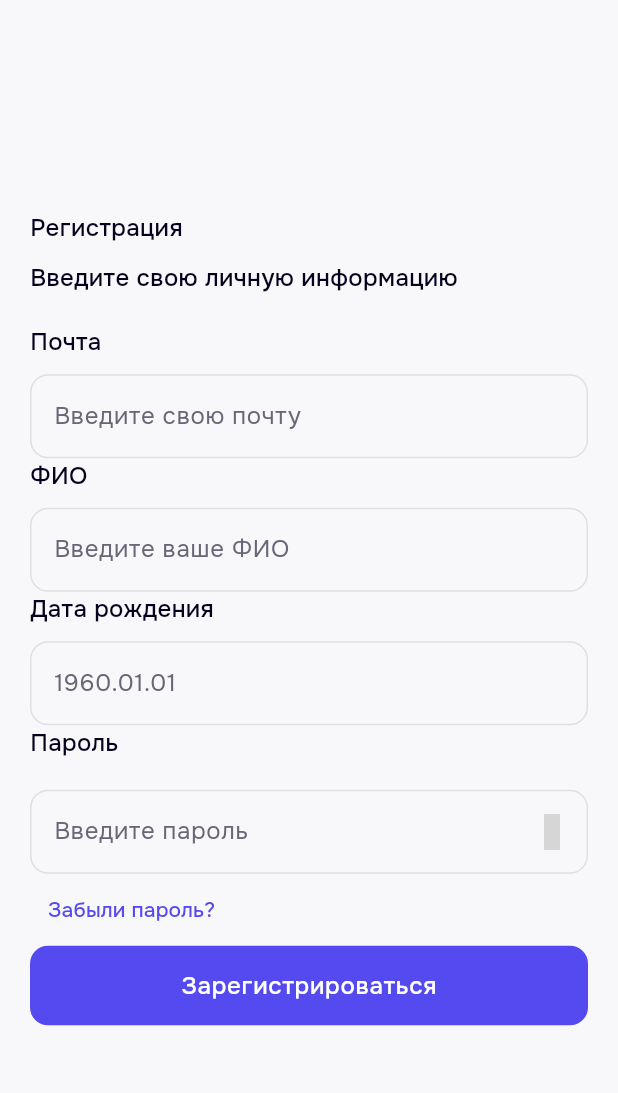
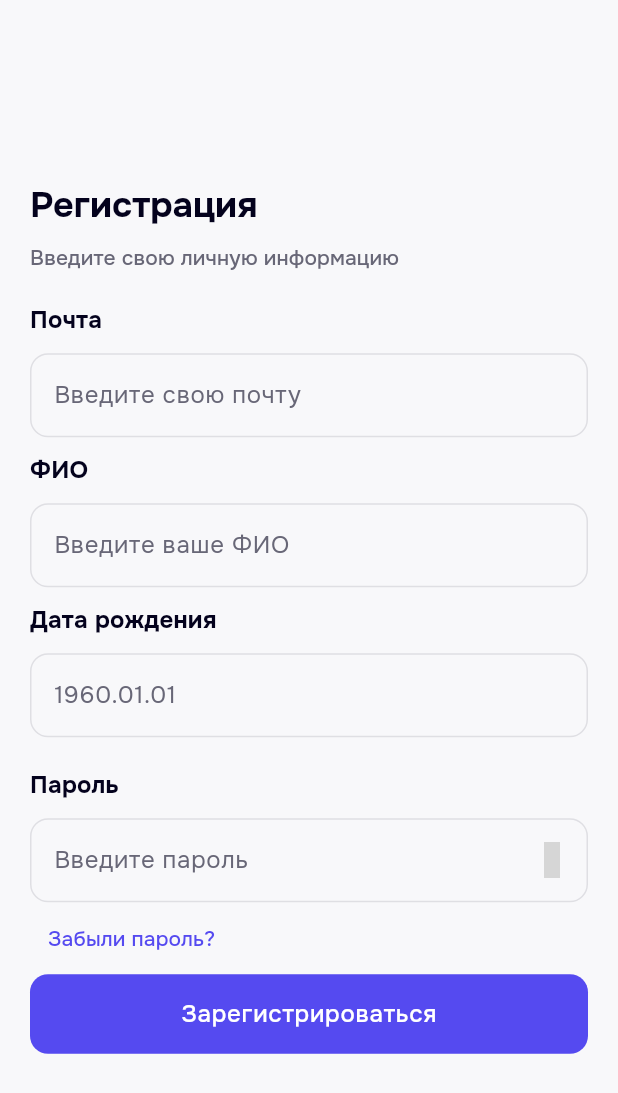
Before and after one commit to toastmanager/anchor, a Flutter app: the SignUpPageStepOne screen opened directly, on a phone screen of 412 x 824 dp. Shown: the top 1093 px of the screen. Run offline on Flutter 3.47's test engine with Material 3 defaults, Android fonts, the light colour scheme and no system bars; our stand-ins replace cached_network_image, cloud_firestore, equatable, firebase_auth, firebase_core, firebase_storage and 4 more; accounts and stored records are empty; grey boxes are pictures that could not be loaded.

Commit message:
sign up page designed

```diff
--- a/lib/screens/welcome/sign_up_page.dart
+++ b/lib/screens/welcome/sign_up_page.dart
@@ -69,23 +69,50 @@ class _SignUpPageStepOneState extends State<SignUpPageStepOne> {
             mainAxisAlignment: MainAxisAlignment.center,
             crossAxisAlignment: CrossAxisAlignment.start,
             children: [
-              const Text('Регистрация'),
+              Text(
+                'Регистрация',
+                style: Theme.of(context).textTheme.titleLarge?.copyWith(
+                  fontWeight: FontWeight.w700
+                ),
+              ),
               const SizedBox(height: 10),
-              const Text('Введите свою личную информацию'),
+              Text(
+                'Введите свою личную информацию',
+                style: Theme.of(context).textTheme.titleSmall?.copyWith(
+                  color: Theme.of(context).colorScheme.onSurfaceVariant
+                ),
+              ),
               const SizedBox(height: 20),
-              const Text('Почта'),
+              Text(
+                'Почта',
+                style: Theme.of(context).textTheme.titleMedium?.copyWith(
+                  fontWeight: FontWeight.w700
+                ),
+              ),
               const SizedBox(height: 10),
               UniTextField(
                 controller: emailController,
                 hintText: 'Введите свою почту',
               ),
-              const Text('ФИО'),
+              const SizedBox(height: 10),
+              Text(
+                'ФИО',
+                style: Theme.of(context).textTheme.titleMedium?.copyWith(
+                  fontWeight: FontWeight.w700
+                ),
+              ),
               const SizedBox(height: 10),
               UniTextField(
                 controller: fullnameController,
                 hintText: 'Введите ваше ФИО',
               ),
-              const Text('Дата рождения'),
+              const SizedBox(height: 10),
+              Text(
+                'Дата рождения',
+                style: Theme.of(context).textTheme.titleMedium?.copyWith(
+                  fontWeight: FontWeight.w700
+                ),
+              ),
               const SizedBox(height: 10),
               UniTextField(
                 controller: birthDateController,
@@ -93,8 +120,13 @@ class _SignUpPageStepOneState extends State<SignUpPageStepOne> {
                 keyboardType: TextInputType.datetime,
                 inputFormatters: [dateInputMask],
               ),
-              const Text('Пароль'),
-              const SizedBox(height: 10),
+              const SizedBox(height: 20),
+              Text(
+                'Пароль',
+                style: Theme.of(context).textTheme.titleMedium?.copyWith(
+                  fontWeight: FontWeight.w700
+                ),
+              ),
               const SizedBox(height: 10),
               UniTextField(
                 controller: passwordController,
```
